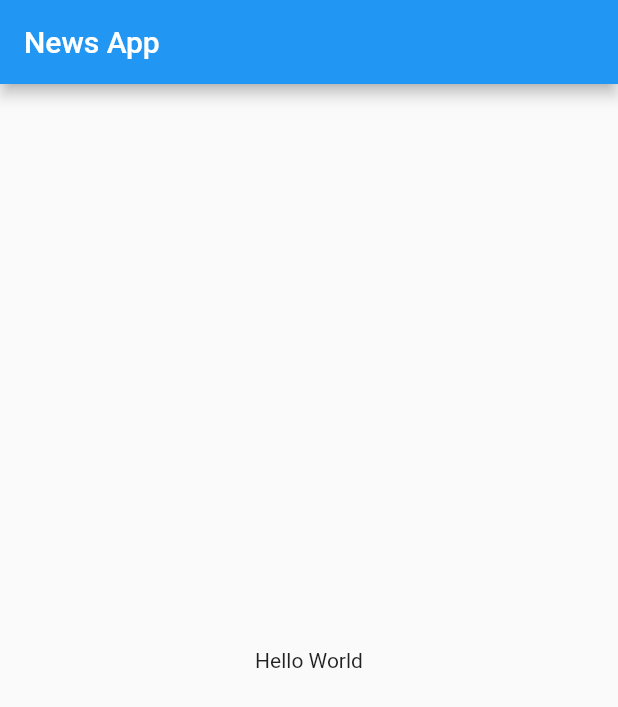
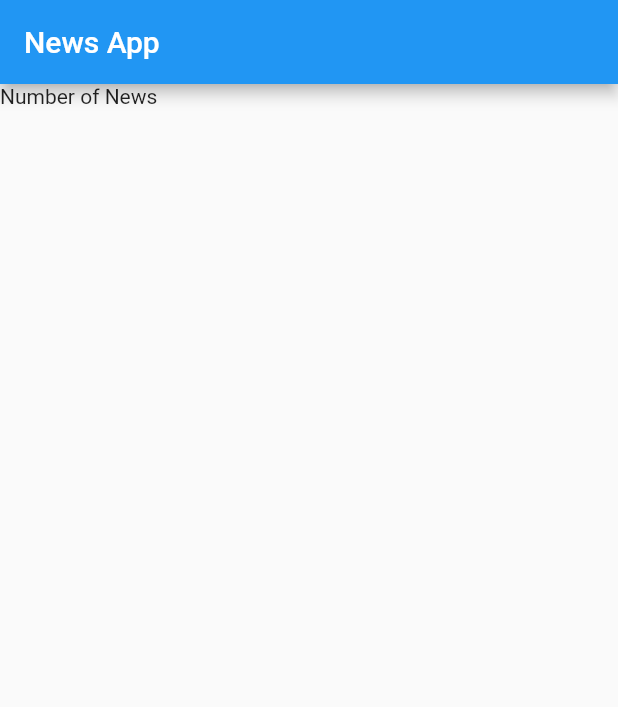
Before and after one commit to mdrabbihossen/news-app, a Flutter app: the screen it shows after launch, on a phone screen of 412 x 824 dp. Shown: the top 707 px of the screen. Run offline on Flutter 3.47's test engine with Material 2 defaults, Android fonts, the phone set to English and light mode, and no system bars.

Commit message:
constants

```diff
--- a/lib/services/news_services.dart
+++ b/lib/services/news_services.dart
@@ -1,3 +1,19 @@
 import 'package:http/http.dart' as http;
+import 'package:news_app/model/news_model.dart';
+import 'package:news_app/utils/app_constants.dart';
 
-class NewsServices {}
+class NewsServices {
+  Future<News> getNews() async {
+    try {
+      final response = await http.get(Uri.parse(AppConstants.baseUrl));
+      if (response.statusCode == 200) {
+        final news = newsFromJson(response.body);
+        return news;
+      } else {
+        throw Exception('Failed to load news');
+      }
+    } catch (e) {
+      rethrow;
+    }
+  }
+}
--- /dev/null
+++ b/lib/utils/app_constants.dart
@@ -0,0 +1,4 @@
+class AppConstants {
+  static const String baseUrl =
+      "https://newsapi.org/v2/everything?q=tesla&from=2023-05-07&sortBy=publishedAt&apiKey=c7da5fec0fcd476f98fcb5d5add4a75c";
+}
--- a/lib/views/home/screens/home_screen.dart
+++ b/lib/views/home/screens/home_screen.dart
@@ -11,12 +11,15 @@ class _HomeScreenState extends State<HomeScreen> {
   @override
   Widget build(BuildContext context) {
     return Scaffold(
-      appBar: AppBar(
-        title: const Text('News App'),
-      ),
-      body: const Center(
-        child: Text('Hello World'),
-      ),
-    );
+        appBar: AppBar(
+          title: const Text('News App'),
+        ),
+        body: SafeArea(
+          child: Column(
+            children: [
+              Text('Number of News'),
+            ],
+          ),
+        ));
   }
 }
```
